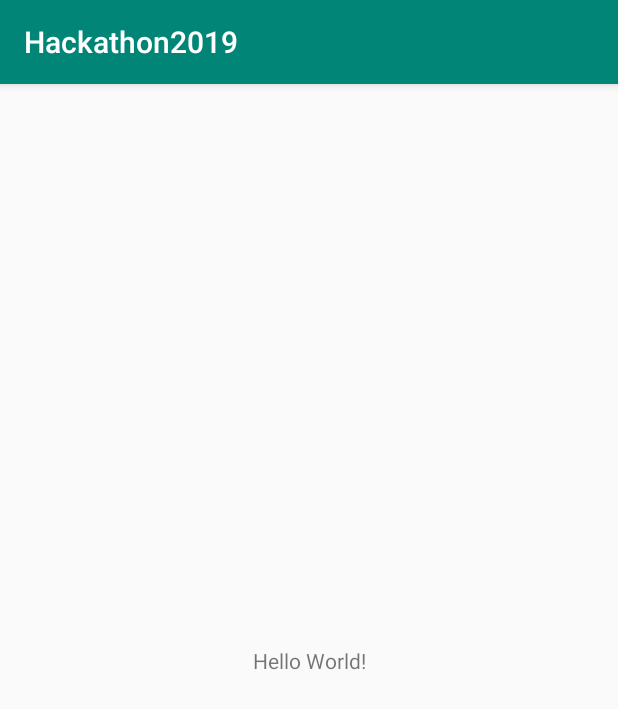
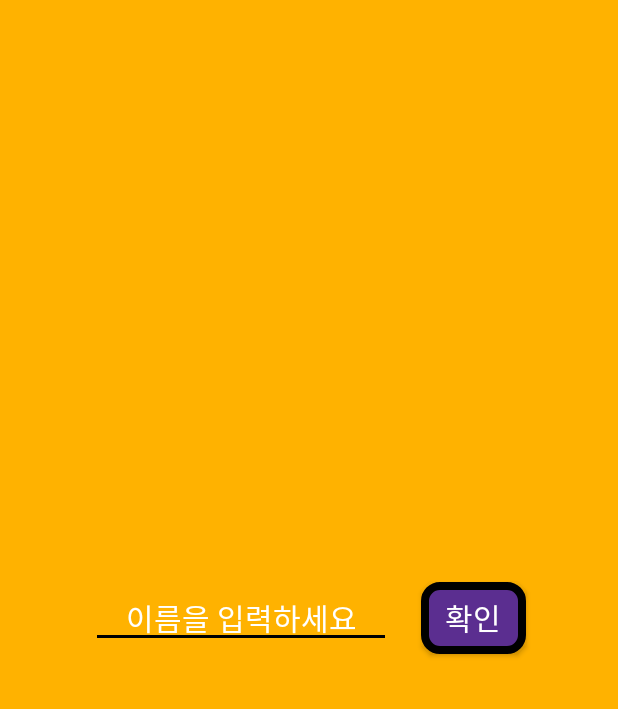
Before and after one commit to jiwon8578/Hackathon2019, an Android app: the screen it shows after launch (MainActivity before the commit, NameActivity after it), on a phone screen of 412 x 824 dp. Shown: the top 709 px of the screen. Run offline under Robolectric (Android 15) with nearby library versions, the phone set to English and light mode, and no system bars.

Commit message:
기본 UI

```diff
--- a/app/src/main/AndroidManifest.xml
+++ b/app/src/main/AndroidManifest.xml
@@ -8,14 +8,16 @@
         android:label="@string/app_name"
         android:roundIcon="@mipmap/ic_launcher_round"
         android:supportsRtl="true"
-        android:theme="@style/AppTheme">
-        <activity android:name=".MainActivity">
+        android:theme="@style/Theme.AppCompat.NoActionBar">
+        <activity android:name=".SplashActivity">
             <intent-filter>
                 <action android:name="android.intent.action.MAIN" />
 
                 <category android:name="android.intent.category.LAUNCHER" />
             </intent-filter>
         </activity>
+        <activity android:name=".MainActivity"/>
+        <activity android:name=".NameActivity"/>
     </application>
 
 </manifest>
--- /dev/null
+++ b/app/src/main/java/com/example/hackathon2019/NameActivity.java
@@ -0,0 +1,44 @@
+package com.example.hackathon2019;
+
+import android.content.Intent;
+import android.os.Bundle;
+import android.view.MotionEvent;
+import android.view.View;
+import android.widget.Button;
+import android.widget.EditText;
+
+import androidx.annotation.Nullable;
+import androidx.appcompat.app.AppCompatActivity;
+
+public class NameActivity extends AppCompatActivity {
+
+    Button button;
+    EditText name;
+
+    @Override
+    protected void onCreate(@Nullable Bundle savedInstanceState) {
+        super.onCreate(savedInstanceState);
+        setContentView(R.layout.activity_name);
+
+        button = (Button)findViewById(R.id.button);
+        name = (EditText)findViewById(R.id.name);
+
+        name.setOnTouchListener(new View.OnTouchListener() {
+            @Override
+            public boolean onTouch(View v, MotionEvent event) {
+                name.getText().clear();
+                return false;
+            }
+        });
+
+        button.setOnClickListener(new View.OnClickListener() {
+            @Override
+            public void onClick(View v) {
+                Intent intent = new Intent(NameActivity.this, MainActivity.class);
+                startActivity(intent);
+                finish();
+            }
+        });
+
+    }
+}
--- /dev/null
+++ b/app/src/main/java/com/example/hackathon2019/SplashActivity.java
@@ -0,0 +1,28 @@
+package com.example.hackathon2019;
+
+import android.content.Intent;
+import android.os.Bundle;
+import android.os.Handler;
+
+import androidx.annotation.Nullable;
+import androidx.appcompat.app.AppCompatActivity;
+
+public class SplashActivity extends AppCompatActivity {
+
+    private static int SPLASH_TIME_OUT = 2000;
+
+    @Override
+    protected void onCreate(@Nullable Bundle savedInstanceState) {
+        super.onCreate(savedInstanceState);
+        setContentView(R.layout.activity_splash);
+
+        new Handler().postDelayed(new Runnable() {
+            @Override
+            public void run() {
+                Intent intent = new Intent(SplashActivity.this, NameActivity.class);
+                startActivity(intent);
+                finish();
+            }
+        }, SPLASH_TIME_OUT);
+    }
+}
--- /dev/null
+++ b/app/src/main/res/drawable/button.xml
@@ -0,0 +1,7 @@
+<?xml version="1.0" encoding="utf-8"?>
+<shape xmlns:android="http://schemas.android.com/apk/res/android">
+    <solid android:color="@color/lightpurple"/>
+    <corners android:radius="10dp"/>
+    <stroke android:width="5dp" android:color="@android:color/black"/>
+
+</shape>
--- /dev/null
+++ b/app/src/main/res/layout/activity_name.xml
@@ -0,0 +1,34 @@
+<?xml version="1.0" encoding="utf-8"?>
+<LinearLayout
+    xmlns:android="http://schemas.android.com/apk/res/android"
+    android:orientation="horizontal"
+    android:layout_width="match_parent"
+    android:layout_height="match_parent"
+    android:gravity="center"
+    android:background="@color/yellow">
+
+    <EditText
+        android:layout_width="200dp"
+        android:layout_height="wrap_content"
+        android:id="@+id/name"
+        android:text="이름을 입력하세요"
+        android:padding="5dp"
+        android:textAlignment="center"
+        android:textSize="20dp"
+        android:layout_marginRight="20dp"
+        android:backgroundTint="@android:color/black"
+        android:textCursorDrawable="@android:color/black"
+        android:textColor="@android:color/white"/>
+
+    <Button
+        android:layout_width="70dp"
+        android:layout_height="wrap_content"
+        android:id="@+id/button"
+        android:text="확인"
+        android:textColor="@android:color/white"
+        android:padding="7dp"
+        android:textAlignment="center"
+        android:textSize="20dp"
+        android:background="@drawable/button"/>
+
+</LinearLayout>
--- a/app/src/main/res/values/colors.xml
+++ b/app/src/main/res/values/colors.xml
@@ -3,4 +3,8 @@
     <color name="colorPrimary">#008577</color>
     <color name="colorPrimaryDark">#00574B</color>
     <color name="colorAccent">#D81B60</color>
+    <color name="lightpurple">#5b2e90</color>
+    <color name="darkpurple">#2c004b</color>
+    <color name="yellow">#ffb200</color>
+    <color name="orange">#ff9200</color>
 </resources>
```
Also changed, not shown: app/src/main/res/layout/activity_splash.xml (added, +25 -0 lines), app/src/main/res/drawable/logo.PNG (added).
